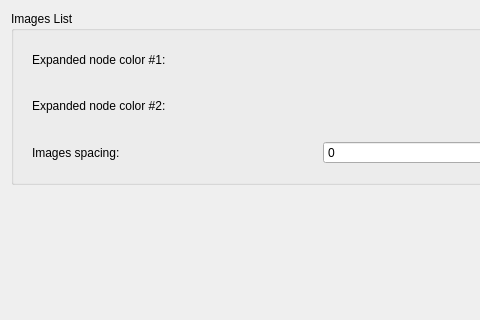
The window that src/gui/desktop/config_tabs/look_tab.ui (Kicer86/photobroom) describes before a commit, drawn with Qt 5; both pictures show x 0 to 480 and y 0 to 320 of the 640 by 480 pixel window.
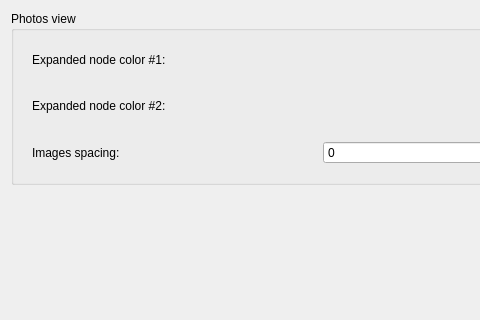
The same window after the commit. Custom widgets are drawn as their Qt base class.

Commit message: gui: config_tabs: texts cleanup

What changed in the file:
```diff
--- a/src/gui/desktop/config_tabs/look_tab.ui
+++ b/src/gui/desktop/config_tabs/look_tab.ui
@@ -14,7 +14,7 @@
    <item>
     <widget class="QGroupBox" name="groupBox">
      <property name="title">
-      <string>Images List</string>
+      <string>Photos view</string>
      </property>
      <layout class="QVBoxLayout" name="verticalLayout_2">
       <item>
```
